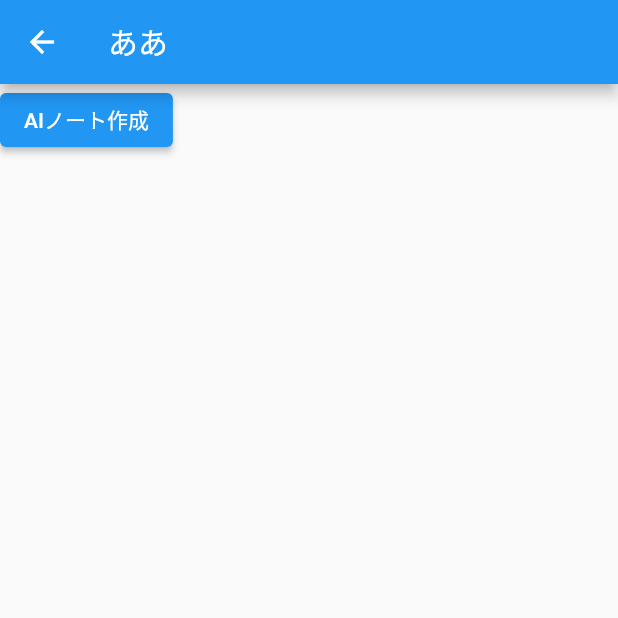
After one commit to tenpei-peso/make_note, a Flutter app: the MakeNotePage screen opened directly, after a tap on "AIノート作成", on a phone screen of 412 x 824 dp, the top half of it. The commit adds this screen. Run offline on Flutter 3.47's test engine with Material 2 defaults, Android fonts, the phone set to English and light mode, and no system bars; our stand-ins replace firebase_auth, firebase_core, flutter_dotenv, flutter_markdown, flutter_riverpod, freezed_annotation and 1 more; missing offline and left inert: dart_openai, google_mlkit_text_recognition; accounts and stored records are empty.

Commit message:
文章AI

```diff
--- a/lib/main.dart
+++ b/lib/main.dart
@@ -1,4 +1,6 @@
+import 'package:dart_openai/dart_openai.dart';
 import 'package:flutter/material.dart';
+import 'package:flutter_dotenv/flutter_dotenv.dart';
 import 'package:flutter_make_note/presentasion/page/top_page.dart';
 import 'package:flutter_riverpod/flutter_riverpod.dart';
 import 'package:firebase_core/firebase_core.dart';
@@ -9,6 +11,8 @@ void main() async {
   await Firebase.initializeApp(
     options: DefaultFirebaseOptions.currentPlatform,
   );
+  await dotenv.load(fileName: '.env');
+  OpenAI.apiKey = dotenv.get('OPEN_AI_API_KEY');
   runApp(const ProviderScope(child: MyApp()));
 }
 
--- /dev/null
+++ b/lib/presentasion/page/make_note_page.dart
@@ -0,0 +1,38 @@
+import 'package:flutter/cupertino.dart';
+import 'package:flutter/material.dart';
+import 'package:flutter_make_note/repository/open_ai_notifier.dart';
+import 'package:flutter_markdown/flutter_markdown.dart';
+import 'package:flutter_riverpod/flutter_riverpod.dart';
+
+class MakeNotePage extends ConsumerWidget {
+  const MakeNotePage({Key? key}) : super(key: key);
+
+  @override
+  Widget build(BuildContext context, WidgetRef ref) {
+    final openAiNotifier = ref.watch(openAiNotifierProvider.notifier);
+    final aiText =
+    ref.watch(openAiNotifierProvider.select((state) => state.openAiText)) ?? '';
+
+    return Scaffold(
+      appBar: AppBar(
+        title: Text('ああ'),
+      ),
+      body: Column(
+        children: [
+          if (aiText != '')
+          Expanded(
+            child: Markdown(
+              data: aiText,
+            ),
+          ),
+          ElevatedButton(
+            onPressed: () async {
+              await openAiNotifier.sendMessage();
+            },
+            child: Text('AIノート作成'),
+          ),
+        ],
+      ),
+    );
+  }
+}
--- a/lib/presentasion/page/preview_page.dart
+++ b/lib/presentasion/page/preview_page.dart
@@ -1,5 +1,6 @@
 import 'package:flutter/cupertino.dart';
 import 'package:flutter/material.dart';
+import 'package:flutter_make_note/presentasion/page/make_note_page.dart';
 import 'package:flutter_make_note/presentasion/page/preview_page_notifier.dart';
 import 'package:flutter_make_note/presentasion/page/top_page_notifier.dart';
 import 'package:flutter_riverpod/flutter_riverpod.dart';
@@ -39,7 +40,7 @@ class PreviewPage extends ConsumerWidget {
                   Navigator.push(
                     context,
                     MaterialPageRoute(
-                        builder: (context) => const PreviewPage()),
+                        builder: (context) => const MakeNotePage()),
                   );
                 },
                 child: Text('AIノート作成'),
--- /dev/null
+++ b/lib/repository/open_ai_notifier.dart
@@ -0,0 +1,50 @@
+import 'package:dart_openai/dart_openai.dart';
+import 'package:flutter_riverpod/flutter_riverpod.dart';
+import 'package:freezed_annotation/freezed_annotation.dart';
+
+import '../presentasion/page/top_page_notifier.dart';
+
+part 'open_ai_notifier.freezed.dart';
+
+@freezed
+class OpenAiState with _$OpenAiState {
+  factory OpenAiState({
+    @Default('') String openAiText,
+  }) = _OpenAiState;
+}
+
+final openAiNotifierProvider =
+StateNotifierProvider<OpenAiNotifier, OpenAiState>((ref) {
+  return OpenAiNotifier(ref);
+});
+
+class OpenAiNotifier extends StateNotifier<OpenAiState> {
+  final Ref ref;
+
+  OpenAiNotifier(this.ref) : super(OpenAiState()) {
+    Future.microtask(() {
+      _init();
+    });
+  }
+
+  _init() async {
+
+  }
+
+  Future<void> sendMessage() async {
+    final detectionText =
+    ref.watch(topPageProvider.select((state) => state.detectionText));
+    // メッセージをuserロールでモデル化
+    OpenAIChatCompletionModel chatCompletion = await OpenAI.instance.chat.create(
+      model: "gpt-3.5-turbo",
+      messages: [
+        OpenAIChatCompletionChoiceMessageModel(
+          content: "${detectionText}\n 上記の文章をわかりやすく整理したMarkdownで出力 \n # 出力フォーマット",
+          role: OpenAIChatMessageRole.user,
+        ),
+      ],
+    );
+    OpenAIChatCompletionChoiceMessageModel text = chatCompletion.choices.first.message;
+    state = state.copyWith(openAiText: text.content);
+  }
+}
```
Also changed, not shown: pubspec.yaml (+6 -2 lines), lib/repository/open_ai_notifier.freezed.dart (added), pubspec.lock, 1 other file.
